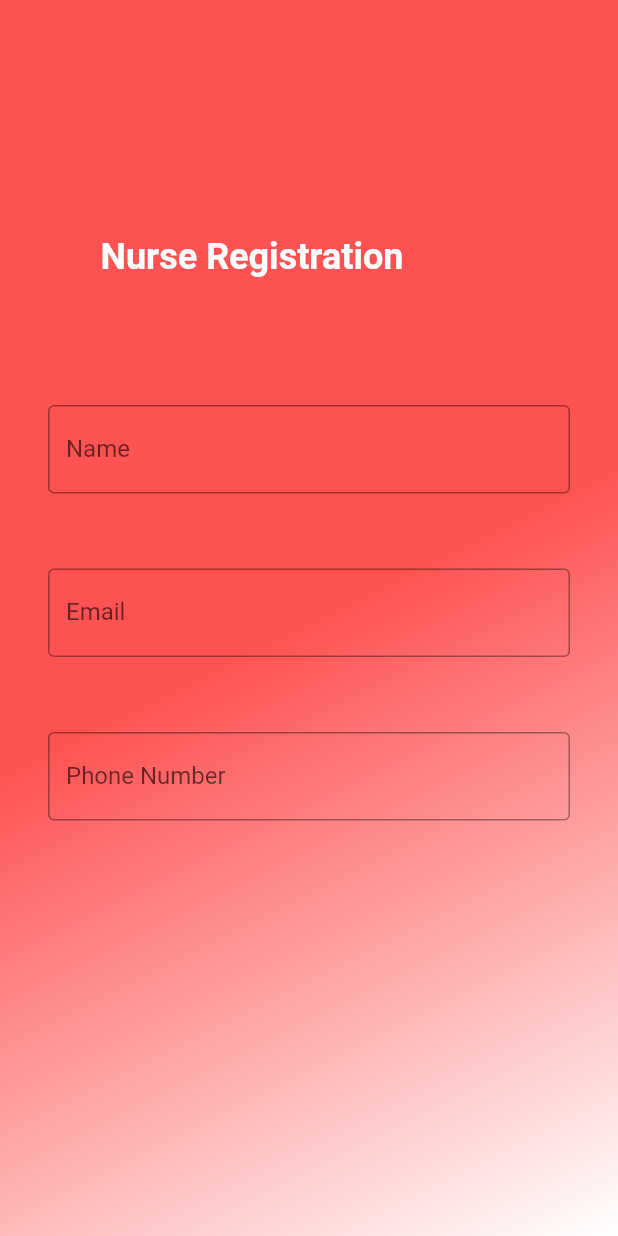
After one commit to lanaarnous01/hps_application, a Flutter app: the RegisterPage screen opened directly, on a phone screen of 412 x 824 dp. The commit adds this screen. Run offline on Flutter 3.47's test engine with Material 2 defaults, Android fonts, the phone set to English and light mode, and no system bars.

Commit message:
design 1

```diff
--- a/lib/addPatient_page.dart
+++ b/lib/addPatient_page.dart
@@ -32,7 +32,7 @@ class _AddPageState extends State<addPatient_page> {
               borderSide: BorderSide(color: Colors.redAccent, width: 3)),
           focusedBorder: OutlineInputBorder(
               borderSide: BorderSide(color: Colors.red, width: 3)),
-          labelText: 'Birthday',
+          labelText: 'Birth date',
         ),
       );
 
--- a/lib/main.dart
+++ b/lib/main.dart
@@ -1,6 +1,8 @@
 import 'package:flutter/material.dart';
 import 'login_page.dart';
 import 'addPatient_page.dart';
+import 'register_page.dart';
+import 'option_page.dart';
 
 void main() {
   runApp(const MyApp());
@@ -14,7 +16,9 @@ class MyApp extends StatelessWidget {
   Widget build(BuildContext context) {
     return MaterialApp(
       debugShowCheckedModeBanner: false,
-      home: addPatient_page(),
+      home: Option_page(),
+      //RegisterPage(),
+      // addPatient_page(),
       //  LoginPage(),
     );
   }
--- /dev/null
+++ b/lib/register_page.dart
@@ -0,0 +1,81 @@
+import 'package:flutter/material.dart';
+
+class RegisterPage extends StatefulWidget {
+  const RegisterPage({Key? key}) : super(key: key);
+
+  State<RegisterPage> createState() => _RegisterPageState();
+}
+
+class _RegisterPageState extends State<RegisterPage> {
+  final emailController = TextEditingController();
+  final patientIDController = TextEditingController();
+
+  Widget buildEmail() => TextField(
+        controller: emailController,
+        decoration: InputDecoration(
+          labelText: 'Email',
+          border: OutlineInputBorder(),
+        ),
+        keyboardType: TextInputType.emailAddress,
+        textInputAction: TextInputAction.done,
+      );
+  Widget buildPhoneNo() => TextField(
+        controller: patientIDController,
+        decoration: InputDecoration(
+          labelText: 'Phone Number',
+          border: OutlineInputBorder(),
+        ),
+        keyboardType: TextInputType.number,
+        textInputAction: TextInputAction.done,
+      );
+  Widget buildName() => TextField(
+        controller: emailController,
+        decoration: InputDecoration(
+          labelText: 'Name',
+          border: OutlineInputBorder(),
+        ),
+        keyboardType: TextInputType.emailAddress,
+        textInputAction: TextInputAction.done,
+      );
+
+  Widget build(BuildContext context) {
+    return Scaffold(
+      backgroundColor: Color.fromARGB(255, 248, 85, 85),
+      body: SafeArea(
+        child: Center(
+          child: Container(
+            decoration: BoxDecoration(
+                gradient: LinearGradient(
+                    begin: Alignment.center,
+                    end: Alignment.bottomRight,
+                    colors: [Colors.redAccent, Colors.white])),
+            child: ListView(
+              padding: EdgeInsets.all(32),
+              children: [
+                SizedBox(height: 90),
+                Padding(
+                  padding: const EdgeInsets.all(35),
+                  child: Text(
+                    'Nurse Registration',
+                    style: TextStyle(
+                        fontWeight: FontWeight.bold,
+                        fontSize: 24,
+                        color: Colors.white),
+                  ),
+                ),
+                SizedBox(height: 50),
+                buildName(),
+                SizedBox(
+                  height: 50,
+                ),
+                buildEmail(),
+                SizedBox(height: 50),
+                buildPhoneNo(),
+              ],
+            ),
+          ),
+        ),
+      ),
+    );
+  }
+}
```
Also changed, not shown: lib/option_page.dart (added, +61 -0 lines).
